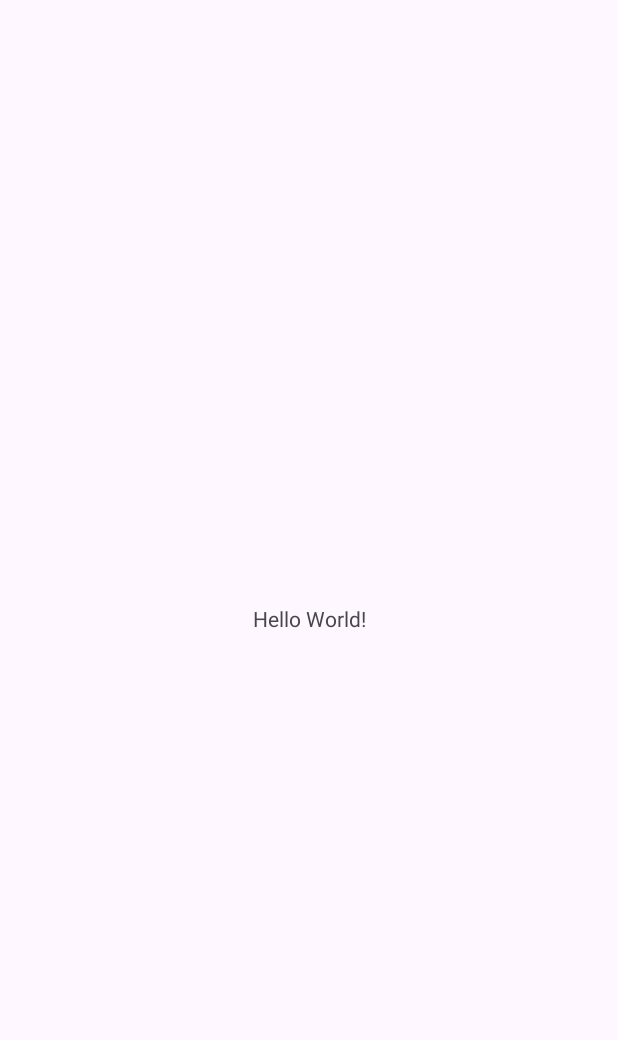
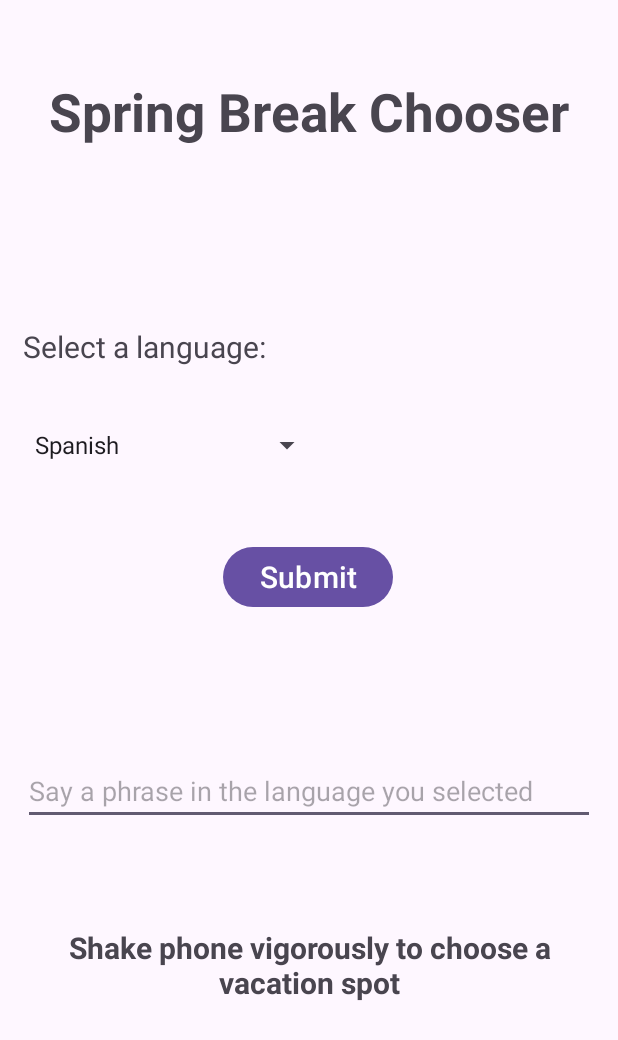
Before and after one commit to nktran3/Nicole-Tran---Spring-Break-Chooser, an Android app: the screen it shows after launch (MainActivity), on a phone screen of 412 x 824 dp. Before the commit the part shown is almost empty. Shown: the top 1040 px of the screen. Run offline under Robolectric (Android 15) with nearby library versions, the phone set to English and light mode, and no system bars.

Commit message:
design layout

```diff
--- a/app/src/main/res/layout/activity_main.xml
+++ b/app/src/main/res/layout/activity_main.xml
@@ -4,15 +4,82 @@
     xmlns:tools="http://schemas.android.com/tools"
     android:layout_width="match_parent"
     android:layout_height="match_parent"
-    tools:context=".MainActivity">
+    tools:context=".MainActivity"
+    android:padding="15dp">
 
     <TextView
+        android:id="@+id/title"
         android:layout_width="wrap_content"
         android:layout_height="wrap_content"
-        android:text="Hello World!"
+        android:layout_marginTop="24dp"
+        android:text="@string/app_title"
+        android:textSize="35dp"
+        android:textStyle="bold"
+        app:layout_constraintBottom_toTopOf="@+id/textView"
+        app:layout_constraintEnd_toEndOf="parent"
+        app:layout_constraintStart_toStartOf="parent"
+        app:layout_constraintTop_toTopOf="parent"
+        app:layout_constraintVertical_bias="0.086" />
+
+    <TextView
+        android:id="@+id/textView"
+        android:layout_width="wrap_content"
+        android:layout_height="wrap_content"
+        android:layout_marginBottom="40dp"
+        android:text="@string/select_language"
+        android:textSize="20dp"
+        app:layout_constraintBottom_toTopOf="@+id/languageSpinner"
+        app:layout_constraintEnd_toEndOf="parent"
+        app:layout_constraintHorizontal_bias="0.0"
+        app:layout_constraintStart_toStartOf="parent" />
+
+    <Spinner
+        android:id="@+id/languageSpinner"
+        android:layout_width="200dp"
+        android:layout_height="wrap_content"
+        android:layout_marginBottom="52dp"
+        android:entries="@array/languages"
+        android:textSize="30dp"
+        app:layout_constraintBottom_toTopOf="@+id/button"
+        app:layout_constraintEnd_toEndOf="parent"
+        app:layout_constraintHorizontal_bias="0.0"
+        app:layout_constraintStart_toStartOf="parent" />
+
+    <Button
+        android:id="@+id/button"
+        android:layout_width="wrap_content"
+        android:layout_height="wrap_content"
+        android:layout_marginBottom="96dp"
+        android:text="@string/submit_button"
+        android:textSize="20dp"
+        app:layout_constraintBottom_toTopOf="@+id/editTextPhrase"
+        app:layout_constraintEnd_toEndOf="parent"
+        app:layout_constraintHorizontal_bias="0.498"
+        app:layout_constraintStart_toStartOf="parent" />
+
+    <EditText
+        android:id="@+id/editTextPhrase"
+        android:layout_width="match_parent"
+        android:layout_height="wrap_content"
+        android:layout_marginBottom="68dp"
+        android:hint="@string/phrase"
+        app:layout_constraintBottom_toTopOf="@id/shake_text"
+        app:layout_constraintEnd_toEndOf="parent"
+        app:layout_constraintHorizontal_bias="0.0"
+        app:layout_constraintStart_toStartOf="parent" />
+
+    <TextView
+        android:id="@+id/shake_text"
+        android:layout_width="wrap_content"
+        android:layout_height="wrap_content"
+        android:layout_marginBottom="140dp"
+        android:text="@string/shake"
+        android:textSize="20dp"
+        android:textStyle="bold"
+        android:textAlignment="center"
         app:layout_constraintBottom_toBottomOf="parent"
         app:layout_constraintEnd_toEndOf="parent"
-        app:layout_constraintStart_toStartOf="parent"
-        app:layout_constraintTop_toTopOf="parent" />
+        app:layout_constraintHorizontal_bias="0.038"
+        app:layout_constraintStart_toStartOf="parent" />
 
 </androidx.constraintlayout.widget.ConstraintLayout>
--- a/app/src/main/res/values/strings.xml
+++ b/app/src/main/res/values/strings.xml
@@ -1,3 +1,13 @@
 <resources>
     <string name="app_name">Nicole Tran - Spring Break Chooser</string>
+    <string name="app_title">Spring Break Chooser</string>
+    <string name="select_language">Select a language:</string>
+    <string name="phrase">Say a phrase in the language you selected</string>
+    <string name="submit_button">Submit</string>
+    <string name="shake">Shake phone vigorously to choose a vacation spot</string>
+    <string-array name="languages">
+        <item>Spanish</item>
+        <item>French</item>
+        <item>Chinese</item>
+    </string-array>
 </resources>
```
